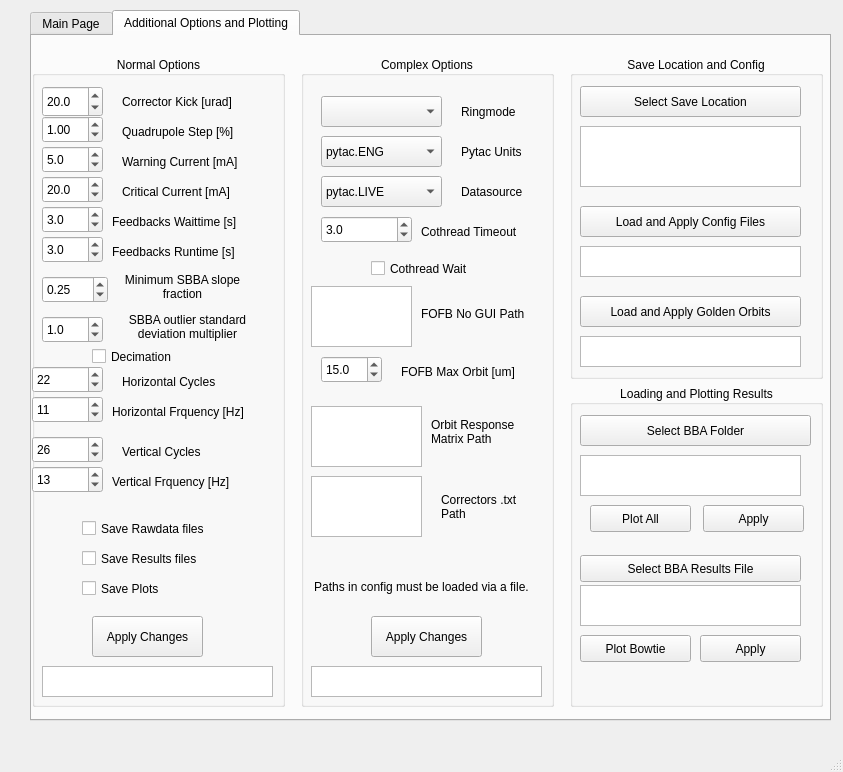
Qt form src/dls_bba/fbba_gui.ui (DiamondLightSource/dls-bba) before a commit.
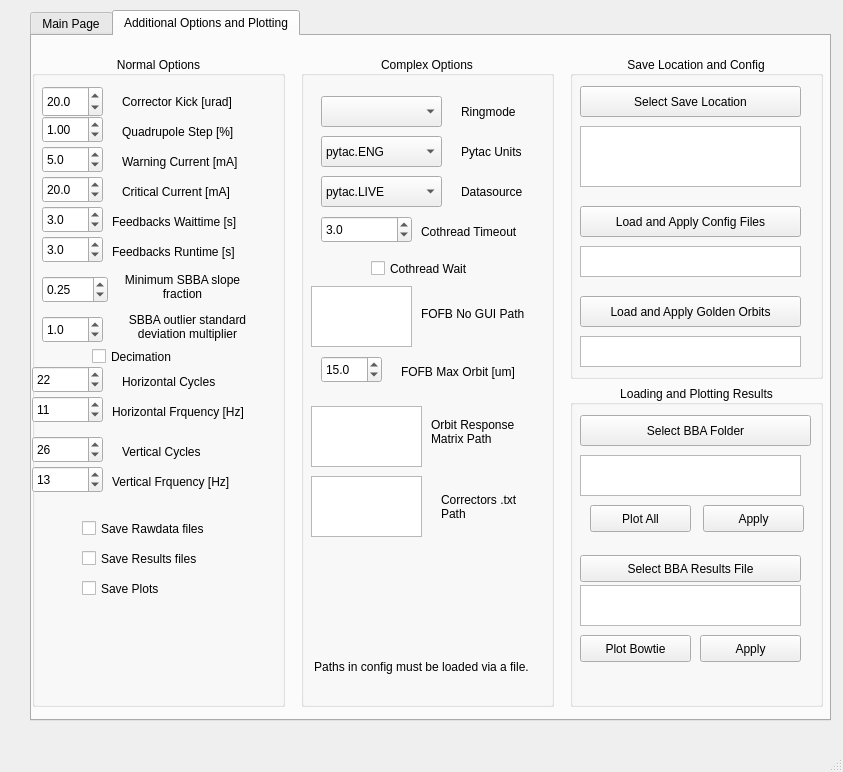
The same form after that commit. The open tabs and pages were chosen to show the change.

What changed in the file:
```diff
--- a/src/dls_bba/fbba_gui.ui
+++ b/src/dls_bba/fbba_gui.ui
@@ -1135,35 +1135,6 @@
            <string>Vertical Frquency [Hz]</string>
           </property>
          </widget>
-         <widget class="QPushButton" name="config_apply_normal">
-          <property name="geometry">
-           <rect>
-            <x>60</x>
-            <y>560</y>
-            <width>111</width>
-            <height>41</height>
-           </rect>
-          </property>
-          <property name="text">
-           <string>Apply Changes</string>
-          </property>
-         </widget>
-         <widget class="QTextEdit" name="config_display_1">
-          <property name="geometry">
-           <rect>
-            <x>10</x>
-            <y>610</y>
-            <width>231</width>
-            <height>31</height>
-           </rect>
-          </property>
-          <property name="horizontalScrollBarPolicy">
-           <enum>Qt::ScrollBarAlwaysOff</enum>
-          </property>
-          <property name="readOnly">
-           <bool>true</bool>
-          </property>
-         </widget>
          <widget class="QCheckBox" name="save_rawdata">
           <property name="geometry">
            <rect>
@@ -1394,7 +1365,7 @@
           <property name="geometry">
            <rect>
             <x>10</x>
-            <y>510</y>
+            <y>590</y>
             <width>221</width>
             <height>41</height>
            </rect>
@@ -1508,35 +1479,6 @@
            <bool>true</bool>
           </property>
          </widget>
-         <widget class="QPushButton" name="config_apply_complex">
-          <property name="geometry">
-           <rect>
-            <x>70</x>
-            <y>560</y>
-            <width>111</width>
-            <height>41</height>
-           </rect>
-          </property>
-          <property name="text">
-           <string>Apply Changes</string>
-          </property>
-         </widget>
-         <widget class="QTextEdit" name="config_display_2">
-          <property name="geometry">
-           <rect>
-            <x>10</x>
-            <y>610</y>
-            <width>231</width>
-            <height>31</height>
-           </rect>
-          </property>
-          <property name="horizontalScrollBarPolicy">
-           <enum>Qt::ScrollBarAlwaysOff</enum>
-          </property>
-          <property name="readOnly">
-           <bool>true</bool>
-          </property>
-         </widget>
         </widget>
        </item>
        <item>
```
Left out of the diff: 43 changed lines with no effect on the pictures.
